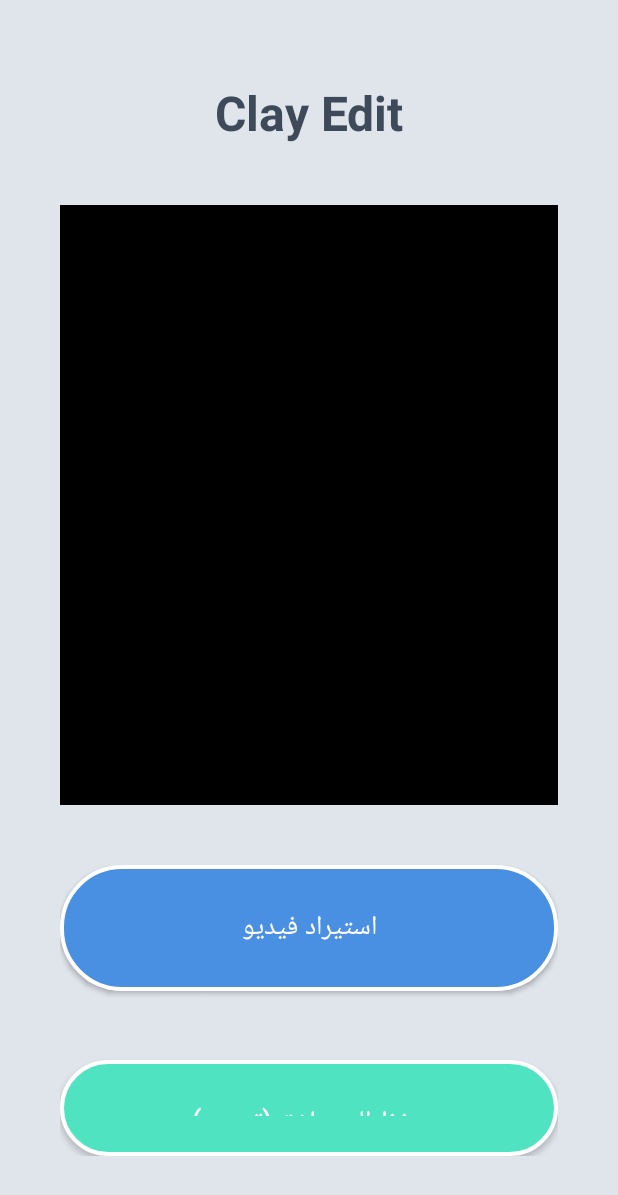
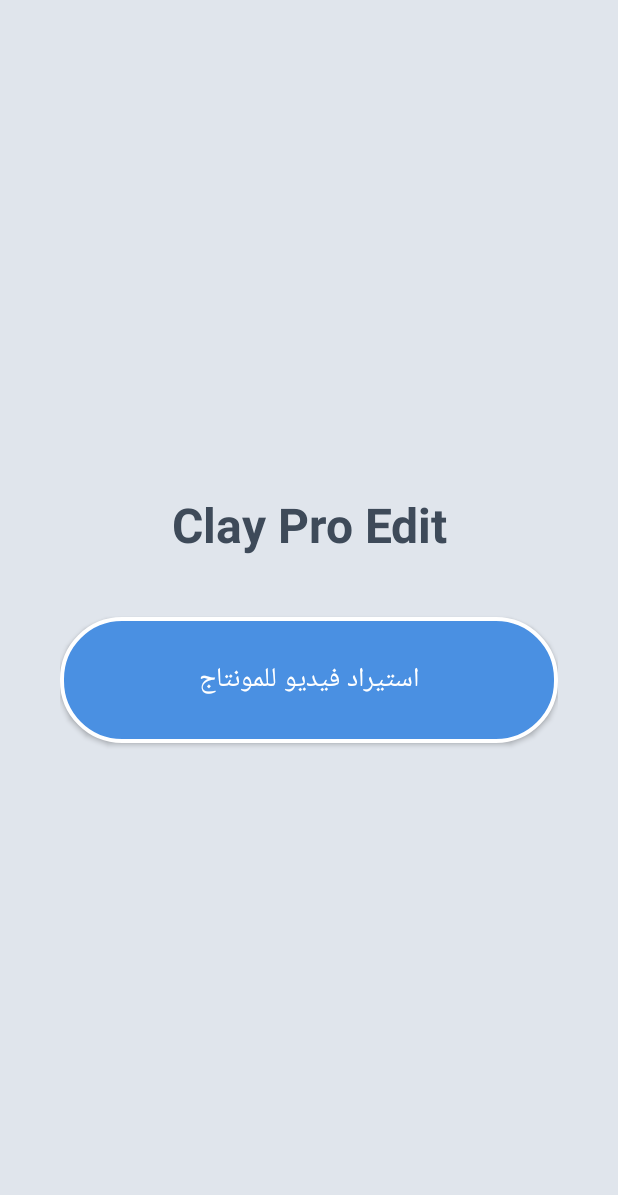
Before and after one commit to engtrx/clay-edit, an Android app: the screen it shows after launch (MainActivity), on a phone screen of 412 x 824 dp. Shown: the top 1195 px of the screen. Run offline under Robolectric (Android 15) with nearby library versions, the phone set to English and light mode, and no system bars.

Commit message:
Refactor MainActivity by removing video player
Removed ExoPlayer and PlayerView components, updated UI elements and import button text.

```diff
--- a/app/src/main/java/com/engtrx/clayedit/MainActivity.kt
+++ b/app/src/main/java/com/engtrx/clayedit/MainActivity.kt
@@ -1,5 +1,6 @@
 package com.engtrx.clayedit
 
+import android.content.Intent
 import android.graphics.Color
 import android.graphics.Typeface
 import android.graphics.drawable.GradientDrawable
@@ -12,18 +13,15 @@ import android.widget.TextView
 import android.widget.Toast
 import androidx.activity.result.contract.ActivityResultContracts
 import androidx.appcompat.app.AppCompatActivity
-import androidx.media3.common.MediaItem
-import androidx.media3.exoplayer.ExoPlayer
-import androidx.media3.ui.PlayerView
 
 class MainActivity : AppCompatActivity() {
 
-    private lateinit var player: ExoPlayer
-    private lateinit var playerView: PlayerView
-
     private val pickVideo = registerForActivityResult(ActivityResultContracts.GetContent()) { uri: Uri? ->
         if (uri != null) {
-            playVideo(uri)
+            // الانتقال لشاشة المونتاج
+            val intent = Intent(this, EditorActivity::class.java)
+            intent.putExtra("VIDEO_URI", uri.toString())
+            startActivity(intent)
         }
     }
 
@@ -37,11 +35,11 @@ class MainActivity : AppCompatActivity() {
             orientation = LinearLayout.VERTICAL
             setBackgroundColor(bgColor)
             setPadding(60, 80, 60, 80)
-            gravity = Gravity.CENTER_HORIZONTAL
+            gravity = Gravity.CENTER
         }
 
         val title = TextView(this).apply {
-            text = "Clay Edit"
+            text = "Clay Pro Edit"
             textSize = 32f
             setTextColor(textColor)
             typeface = Typeface.DEFAULT_BOLD
@@ -49,22 +47,8 @@ class MainActivity : AppCompatActivity() {
             setPadding(0, 0, 0, 60)
         }
 
-        playerView = PlayerView(this).apply {
-            layoutParams = LinearLayout.LayoutParams(
-                LinearLayout.LayoutParams.MATCH_PARENT, 600
-            ).apply {
-                setMargins(0, 0, 0, 60)
-            }
-            setBackgroundColor(Color.BLACK)
-            val bg = GradientDrawable().apply {
-                cornerRadius = 50f
-                setColor(Color.parseColor("#2C3E50"))
-            }
-            background = bg
-        }
-
         val importBtn = Button(this).apply {
-            text = "استيراد فيديو"
+            text = "استيراد فيديو للمونتاج"
             textSize = 18f
             setTextColor(Color.WHITE)
             val bg = GradientDrawable().apply {
@@ -77,44 +61,8 @@ class MainActivity : AppCompatActivity() {
             setOnClickListener { pickVideo.launch("video/*") }
         }
 
-        val exportBtn = Button(this).apply {
-            text = "حفظ التعديلات (تصدير)"
-            textSize = 18f
-            setTextColor(Color.WHITE)
-            val bg = GradientDrawable().apply {
-                cornerRadius = 60f
-                setColor(Color.parseColor("#50E3C2"))
-                setStroke(4, Color.parseColor("#FFFFFF"))
-            }
-            background = bg
-            setPadding(0, 40, 0, 40)
-            setOnClickListener {
-                Toast.makeText(this@MainActivity, "قريباً: سيتم تصدير الفيديو هنا!", Toast.LENGTH_SHORT).show()
-            }
-        }
-
         layout.addView(title)
-        layout.addView(playerView)
         layout.addView(importBtn)
-        layout.addView(TextView(this).apply { setPadding(0, 20, 0, 20) })
-        layout.addView(exportBtn)
-
         setContentView(layout)
-
-        player = ExoPlayer.Builder(this).build()
-        playerView.player = player
-    }
-
-    private fun playVideo(uri: Uri) {
-        val mediaItem = MediaItem.fromUri(uri)
-        player.setMediaItem(mediaItem)
-        player.prepare()
-        player.play()
-        Toast.makeText(this, "تم تحميل الفيديو بنجاح", Toast.LENGTH_SHORT).show()
-    }
-
-    override fun onDestroy() {
-        super.onDestroy()
-        player.release()
     }
 }
```
